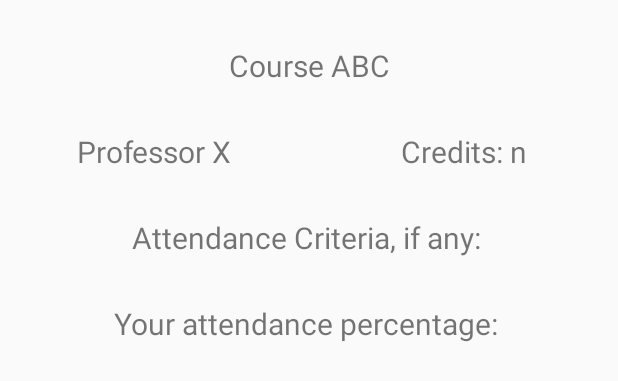
After one commit to shadxx7/College_Rhino, an Android app: the layout custom_dialogue.xml on its own in the app's theme, with its tools: preview values and no code run, on a phone screen of 412 x 824 dp. The commit adds this screen. Shown: the top 381 px of the screen. Run offline under Robolectric (Android 15) with nearby library versions, the phone set to English and light mode, and no system bars.

Commit message:
major changes

```diff
--- /dev/null
+++ b/MyApplication/app/src/main/res/layout/custom_dialogue.xml
@@ -0,0 +1,52 @@
+<?xml version="1.0" encoding="utf-8"?>
+<LinearLayout xmlns:android="http://schemas.android.com/apk/res/android"
+    android:orientation="vertical"
+    android:layout_width="match_parent"
+    android:layout_height="match_parent">
+    <TextView
+        android:id="@+id/courseName"
+        android:layout_width="match_parent"
+        android:layout_height="wrap_content"
+        android:text="Course ABC"
+        android:textAlignment="center"
+        android:textSize="20sp"
+        android:layout_margin="30dp"/>
+    <LinearLayout
+        android:layout_width="match_parent"
+        android:layout_height="wrap_content"
+        android:orientation="horizontal"
+        android:layout_marginBottom="30dp">
+        <TextView
+            android:id="@+id/prof"
+            android:layout_width="0dp"
+            android:layout_weight="1"
+            android:layout_height="wrap_content"
+            android:text="Professor X"
+            android:textAlignment="center"
+            android:textSize="20sp"/>
+        <TextView
+            android:id="@+id/credits"
+            android:layout_width="0dp"
+            android:layout_weight="1"
+            android:layout_height="wrap_content"
+            android:text="Credits: n"
+            android:textAlignment="center"
+            android:textSize="20sp"/>
+    </LinearLayout>
+    <TextView
+        android:id="@+id/criteria"
+        android:layout_width="match_parent"
+        android:layout_height="wrap_content"
+        android:text="Attendance Criteria, if any: "
+        android:textAlignment="center"
+        android:textSize="20sp"
+        android:layout_marginBottom="30dp"/>
+    <TextView
+        android:id="@+id/percentage"
+        android:layout_width="match_parent"
+        android:layout_height="wrap_content"
+        android:text="Your attendance percentage: "
+        android:textAlignment="center"
+        android:textSize="20sp"
+        android:layout_marginBottom="30dp"/>
+</LinearLayout>
```
Also changed, not shown: MyApplication/app/src/main/AndroidManifest.xml (+24 -16 lines), MyApplication/app/src/main/java/com/example/android/educonnect/CourseInfo.java (added, +31 -0 lines), MyApplication/app/src/main/java/com/example/android/educonnect/Demo.java (added, +13 -0 lines), MyApplication/app/src/main/java/com/example/android/educonnect/MainActivity.java (+137 -18 lines), MyApplication/app/src/main/res/layout/activity_demo.xml (added, +9 -0 lines), MyApplication/app/src/main/res/layout/activity_main.xml (+6 -6 lines).
